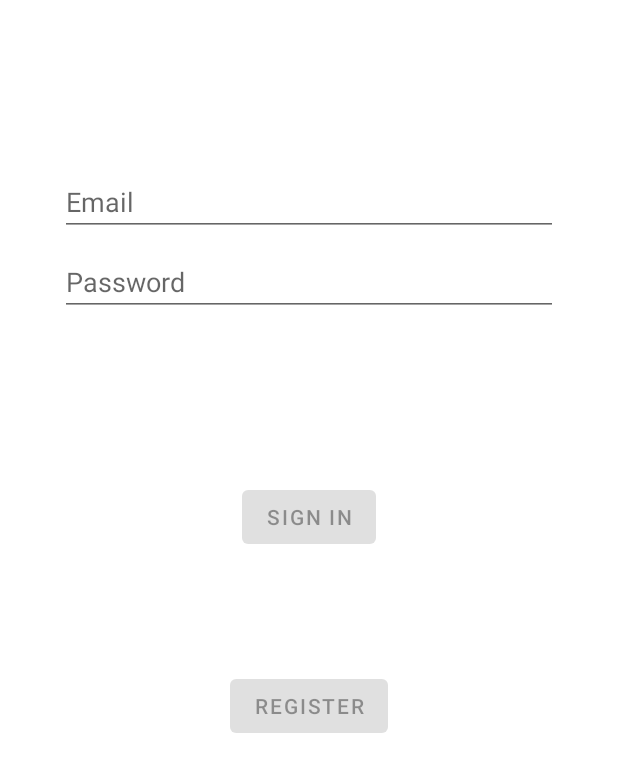
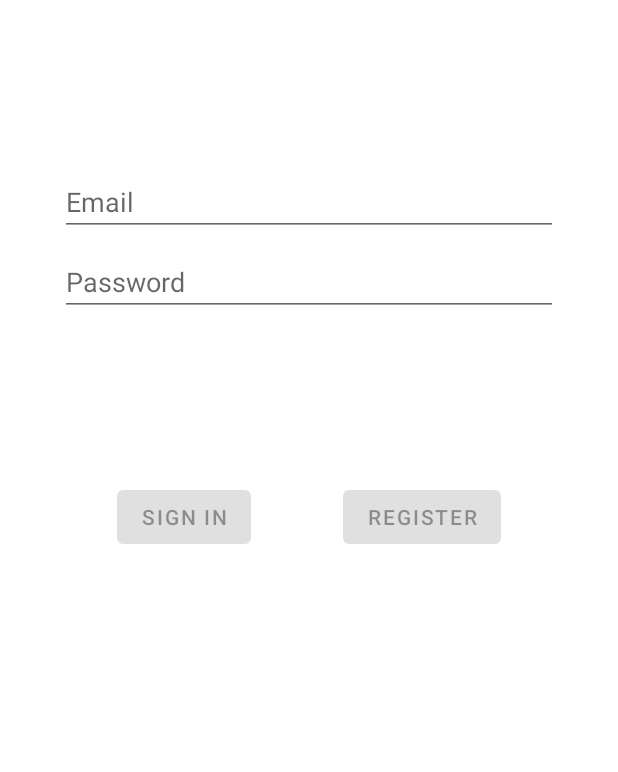
Before and after one commit to teamcastor/haazir, an Android app: the LoginFragment screen opened through its navigation route, on a phone screen of 412 x 824 dp. Shown: the top 772 px of the screen. Run offline under Robolectric (Android 15) with nearby library versions, the light colour scheme and no system bars; our stand-ins replace Firebase (no records; nobody signed in at launch, a user with empty details on screens opened directly), navigation-ui; 3 statements that could not run were skipped.

Commit message:
Minor changes

```diff
--- a/app/src/main/java/com/teamcastor/haazir/HomeFragment.kt
+++ b/app/src/main/java/com/teamcastor/haazir/HomeFragment.kt
@@ -44,11 +44,11 @@ class HomeFragment : Fragment() {
 
     override fun onViewCreated(view: View, savedInstanceState: Bundle?) {
         super.onViewCreated(view, savedInstanceState)
+        observeAuthenticationState()
 
         binding.buttonFirst.setOnClickListener {
             findNavController().navigate(R.id.action_HomeFragment_to_Attendance_Fragment)
         }
-        observeAuthenticationState()
 
     }
 
@@ -59,7 +59,7 @@ class HomeFragment : Fragment() {
                 LoginViewModel.AuthenticationState.AUTHENTICATED -> {
                 }
                 else -> {
-                    findNavController().navigate(R.id.LoginFragment)
+                    findNavController().navigate(R.id.action_global_LoginFragment)
                 }
             }
         }
--- a/app/src/main/java/com/teamcastor/haazir/ui/login/LoginFragment.kt
+++ b/app/src/main/java/com/teamcastor/haazir/ui/login/LoginFragment.kt
@@ -80,13 +80,14 @@ class LoginFragment : Fragment() {
         loginViewModel.loginResult.observe(viewLifecycleOwner,
             Observer { loginResult ->
                 loginResult ?: return@Observer
-                loadingProgressBar.visibility = View.GONE
+                loadingProgressBar.visibility = View.VISIBLE
                 loginResult.success?.let {
                     println("We did reach here")
-                    findNavController().navigate(R.id.HomeFragment)
+                    findNavController().navigate(R.id.action_global_HomeFragment)
                 }
                 loginResult.error?.let {
                     println("but why")
+                    loadingProgressBar.visibility = View.GONE
                     showLoginFailed(it)
                 }
 
--- a/app/src/main/res/layout/fragment_login.xml
+++ b/app/src/main/res/layout/fragment_login.xml
@@ -46,34 +46,27 @@
         android:layout_width="wrap_content"
         android:layout_height="wrap_content"
         android:layout_gravity="start"
-        android:layout_marginStart="48dp"
-        android:layout_marginTop="16dp"
-        android:layout_marginEnd="48dp"
-        android:layout_marginBottom="64dp"
         android:enabled="false"
         android:text="@string/action_sign_in_short"
+        app:layout_constraintStart_toStartOf="parent"
+        app:layout_constraintEnd_toStartOf="@id/register"
         app:layout_constraintBottom_toBottomOf="parent"
-        app:layout_constraintEnd_toEndOf="parent"
-        app:layout_constraintStart_toStartOf="parent"
         app:layout_constraintTop_toBottomOf="@+id/password"
-        app:layout_constraintVertical_bias="0.2" />
+        app:layout_constraintVertical_bias="0.2"/>
+
 
     <Button
         android:id="@+id/register"
         android:layout_width="wrap_content"
         android:layout_height="wrap_content"
         android:layout_gravity="start"
-        android:layout_marginStart="48dp"
-        android:layout_marginTop="16dp"
-        android:layout_marginEnd="48dp"
-        android:layout_marginBottom="64dp"
         android:enabled="false"
         android:text="@string/action_register_short"
+        app:layout_constraintStart_toEndOf="@id/login"
+        app:layout_constraintEnd_toEndOf="parent"
         app:layout_constraintBottom_toBottomOf="parent"
-        app:layout_constraintEnd_toEndOf="parent"
-        app:layout_constraintStart_toStartOf="parent"
-        app:layout_constraintTop_toBottomOf="@+id/login"
-        app:layout_constraintVertical_bias="0.2" />
+        app:layout_constraintTop_toBottomOf="@+id/password"
+        app:layout_constraintVertical_bias="0.2"/>
 
     <ProgressBar
         android:id="@+id/loading"
--- a/app/src/main/res/navigation/nav_graph.xml
+++ b/app/src/main/res/navigation/nav_graph.xml
@@ -9,7 +9,7 @@
         android:id="@+id/MainActivity"
         android:name="com.teamcastor.haazir.MainActivity"
         android:label="HomeScreen"
-        tools:layout="@layout/activity_main"></activity>
+        tools:layout="@layout/activity_main" />
 
 
     <fragment
@@ -27,6 +27,18 @@
             android:id="@+id/action_HomeFragment_to_Attendance_Fragment"
             app:destination="@+id/AttendanceFragment" />
     </fragment>
+    <action
+        android:id="@+id/action_global_LoginFragment"
+        app:destination="@id/LoginFragment"
+        app:launchSingleTop="false"
+        app:popUpTo="@+id/nav_graph"
+        app:popUpToInclusive="true" />
+    <action
+        android:id="@+id/action_global_HomeFragment"
+        app:destination="@id/HomeFragment"
+        app:launchSingleTop="false"
+        app:popUpTo="@+id/nav_graph"
+        app:popUpToInclusive="true" />
 
     <fragment
         android:id="@+id/AttendanceFragment"
--- a/app/src/main/res/values/strings.xml
+++ b/app/src/main/res/values/strings.xml
@@ -15,7 +15,7 @@
     <string name="action_sign_in_short">Sign in</string>
     <string name="action_register_short">Register</string>
     <string name="welcome">"Welcome!"</string>
-    <string name="invalid_username">Not a valid username</string>
+    <string name="invalid_email">Not a valid email</string>
     <string name="invalid_password">Password must be >5 characters</string>
     <string name="login_failed">"Login failed"</string>
     <string name="action_logout">"Logout"</string>
```
Also changed, not shown: app/src/main/java/com/teamcastor/haazir/data/model/LoginViewModel.kt (+4 -8 lines).
